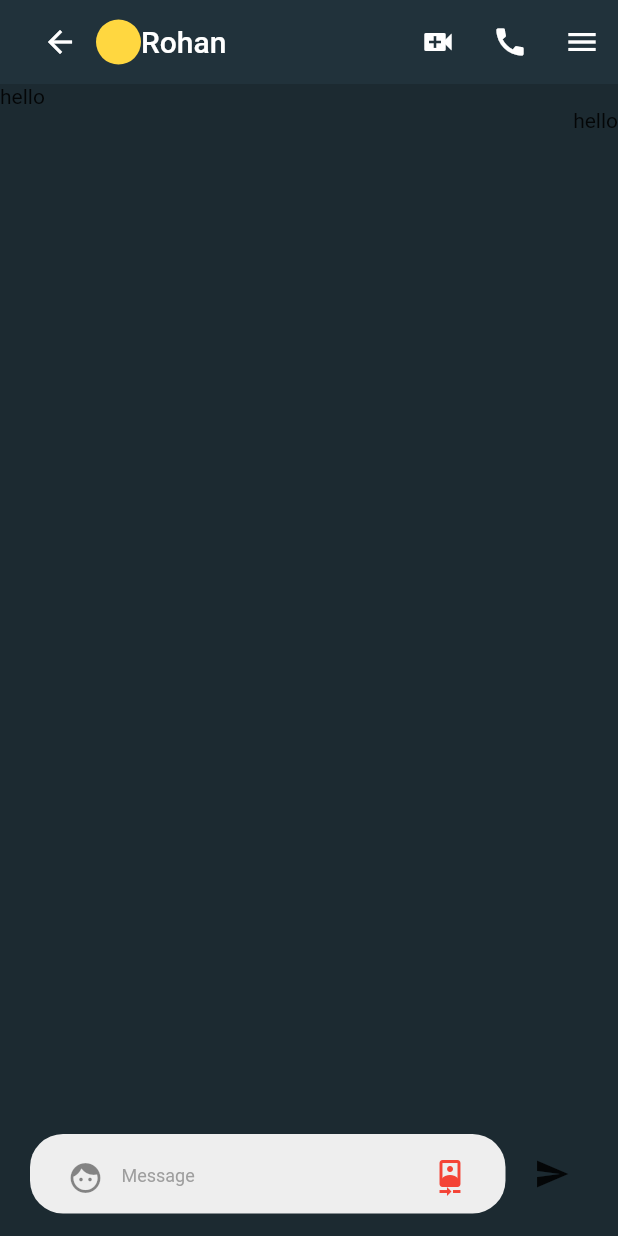
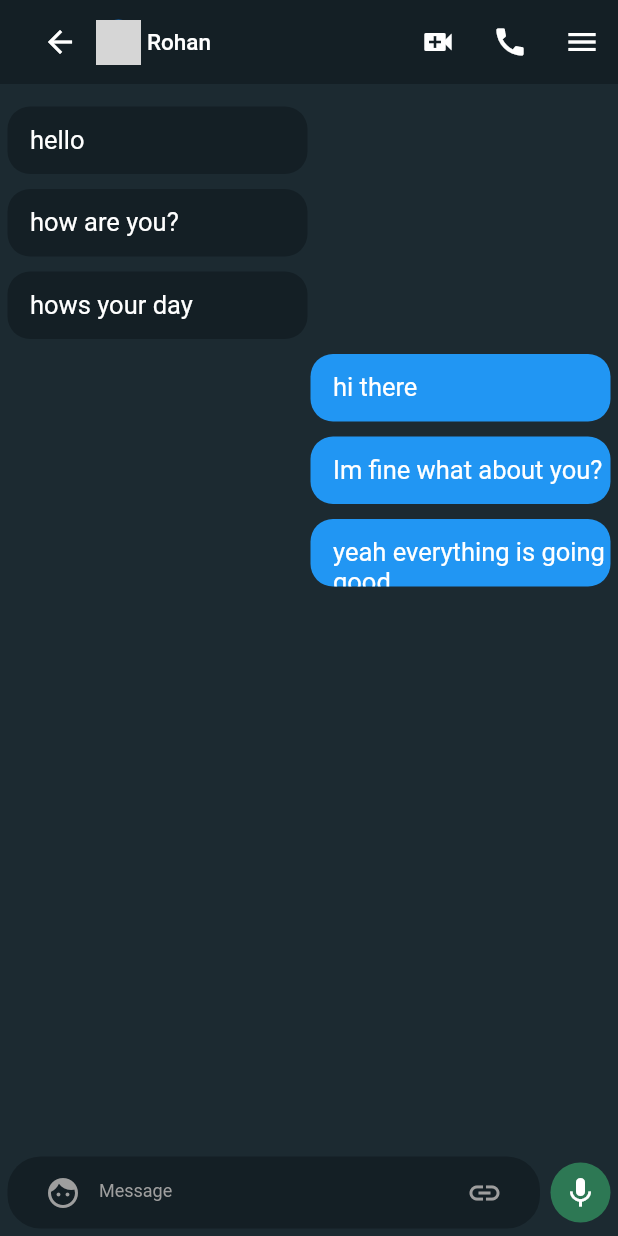
Before and after one commit to ontu001/whatsapp_clone, a Flutter app: the InboX screen opened directly, on a phone screen of 412 x 824 dp. Run offline on Flutter 3.47's test engine with Material 2 defaults, Android fonts, the phone set to English and light mode, and no system bars; network calls fail; grey boxes are pictures that could not be loaded.

Commit message:
ibox screen done

```diff
--- a/lib/ui/home.dart
+++ b/lib/ui/home.dart
@@ -21,7 +21,7 @@ class Home extends StatelessWidget {
       child: Scaffold(
         appBar: AppBar(
           title: Text('WhatsApp'),
-          backgroundColor: Color.fromARGB(255, 41, 60, 70),
+          backgroundColor: Color.fromARGB(255, 25, 39, 46),
           elevation: 1,
           actions: [
             IconButton(
--- a/lib/ui/inbox.dart
+++ b/lib/ui/inbox.dart
@@ -1,13 +1,15 @@
 import 'package:flutter/material.dart';
 import 'package:whatsapp_clone/widgets/custom_form.dart';
+import 'package:whatsapp_clone/widgets/message.dart';
+import 'package:whatsapp_clone/widgets/msg.dart';
 
 class InboX extends StatelessWidget {
   @override
   Widget build(BuildContext context) {
     return Scaffold(
-    appBar: AppBar(
-      elevation: 0,
-      backgroundColor: Color.fromARGB(255, 33, 50, 59),
+      appBar: AppBar(
+        elevation: 0,
+        backgroundColor: Color.fromARGB(255, 20, 31, 37),
         title: Row(
           children: [
             IconButton(
@@ -19,11 +21,12 @@ class InboX extends StatelessWidget {
             ),
             CircleAvatar(
               radius: 15,
-              backgroundColor: Colors.amberAccent,
+              backgroundImage: NetworkImage('https://media.licdn.com/dms/image/D5603AQHRt3DD4S0S8g/profile-displayphoto-shrink_100_100/0/1677103156866?e=1701302400&v=beta&t=RkN3svSvJWfTSVgY5lVE2QGtej89fhfV0XaGWg85TSo'),
             ),
+            SizedBox(width: 4,),
             Text(
               'Rohan',
-              style: TextStyle(color: Colors.white),
+              style: TextStyle(color: Colors.white,fontSize: 15),
             )
           ],
         ),
@@ -37,23 +40,43 @@ class InboX extends StatelessWidget {
       body: Column(children: [
         Expanded(
             child: ListView(
+              scrollDirection: Axis.vertical,
           children: [
-            Align(alignment: Alignment.topLeft, child: Text('hello')),
-            Align(alignment: Alignment.topRight, child: Text('hello')),
+            SizedBox(height: 10,),
+
+
+            messageL(text: 'hello'),
+            messageL(text: 'how are you?'),
+            messageL(text: 'hows your day'),
+
+            messageR(text: 'hi there'),
+            messageR(text: 'Im fine what about you?'),
+            messageR(text: 'yeah everything is going good')
           ],
         )),
         Container(
-          margin: EdgeInsets.only(bottom: 15),
-          padding: EdgeInsets.symmetric(horizontal: 20),
+          margin: EdgeInsets.only(bottom: 5, left: 5, right: 5),
           child: Row(
             children: [
-          Expanded(child: customForm(
-                  hintText: 'Message',
-                  obsecureText: false,
-                  suffixIcon: Icon(Icons.camera_front),
-                  prefixIcon: Icon(Icons.face),)),
-                  SizedBox(width: 7,),
-                  IconButton(onPressed: (){}, icon: Icon(Icons.send))
+              Expanded(
+                  child: customForm(
+                hintText: 'Message',
+                obsecureText: false,
+                suffixIcon: Icon(Icons.link),
+                prefixIcon: Icon(Icons.face),
+              )),
+              SizedBox(
+                width: 7,
+              ),
+              CircleAvatar(
+                  radius: 20,
+                  backgroundColor: Color.fromARGB(255, 45, 120, 84),
+                  child: IconButton(
+                      onPressed: () {},
+                      icon: Icon(
+                        Icons.mic,
+                        color: Colors.white,
+                      )))
             ],
           ),
         )
--- a/lib/widgets/custom_form.dart
+++ b/lib/widgets/custom_form.dart
@@ -14,25 +14,28 @@ class customForm extends StatelessWidget {
       required this.hintText,
       required this.obsecureText,
       required this.suffixIcon,
-      this.keyboardtype, required this.prefixIcon});
+      this.keyboardtype,
+      required this.prefixIcon});
 
   @override
   Widget build(Object context) {
     return Container(
-
-      padding: EdgeInsets.only(left: 13, right: 13, top: 5),
+      padding: EdgeInsets.only(left: 13, right: 13, top: 0),
       decoration: BoxDecoration(
-          color: Colors.grey.shade200, borderRadius: BorderRadius.circular(22)),
+          color: Color.fromARGB(255, 20, 31, 37),
+          borderRadius: BorderRadius.circular(22)),
       child: TextField(
         controller: controller,
         keyboardType: keyboardtype,
+        style: TextStyle(color: Colors.white),
         decoration: InputDecoration(
             border: InputBorder.none,
             hintText: hintText,
             hintStyle: TextStyle(fontSize: 12, color: Colors.grey),
             suffixIcon: suffixIcon,
             prefixIcon: prefixIcon,
-            suffixIconColor: Colors.red),
+            prefixIconColor: Colors.grey,
+            suffixIconColor: Colors.grey),
       ),
     );
   }
--- /dev/null
+++ b/lib/widgets/message.dart
@@ -0,0 +1,28 @@
+import 'package:flutter/cupertino.dart';
+import 'package:flutter/material.dart';
+
+class messageL extends StatelessWidget {
+  final text;
+  messageL({required this.text});
+  @override
+  Widget build(BuildContext context) {
+    return Column(
+      mainAxisSize: MainAxisSize.min,
+      crossAxisAlignment: CrossAxisAlignment.start,
+      children: [
+        Container(
+          padding: EdgeInsets.only(left: 15, top: 12),
+          margin: EdgeInsets.all(5),
+          width: 200,
+          height: 45,
+          decoration: BoxDecoration(
+            borderRadius: BorderRadius.circular(15),
+            color: Color.fromARGB(255, 20, 31, 37),
+          ),
+          child:
+              Text(text, style: TextStyle(fontSize: 17, color: Colors.white)),
+        )
+      ],
+    );
+  }
+}
--- /dev/null
+++ b/lib/widgets/msg.dart
@@ -0,0 +1,28 @@
+import 'package:flutter/cupertino.dart';
+import 'package:flutter/material.dart';
+
+class messageR extends StatelessWidget {
+  final text;
+  messageR({required this.text});
+  @override
+  Widget build(BuildContext context) {
+    return Column(
+      mainAxisSize: MainAxisSize.min,
+      crossAxisAlignment: CrossAxisAlignment.end,
+      children: [
+        Container(
+                padding: EdgeInsets.only(left: 15, top: 12),
+          margin: EdgeInsets.all(5),
+          width: 200,
+          height: 45,
+          decoration: BoxDecoration(
+            borderRadius: BorderRadius.circular(15),
+            color: Colors.blue,
+          ),
+          child:
+              Text(text, style: TextStyle(fontSize: 17, color: Colors.white)),
+        )
+      ],
+    );
+  }
+}
```
